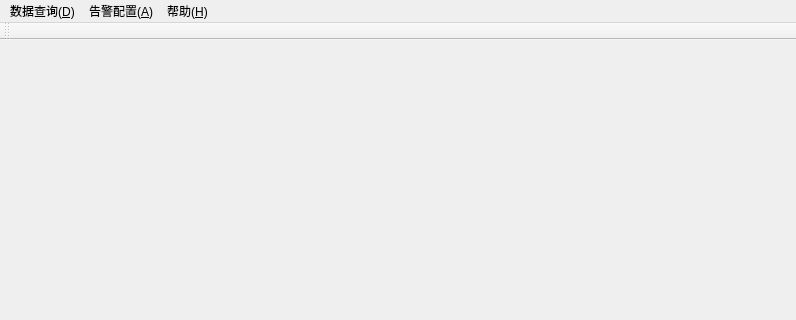
Before: the Qt Designer form mainwindow.ui in duguosheng/DataWatcher, drawn with Qt 5; both pictures show x 0 to 796 and y 0 to 320 of the 796 by 536 pixel window.
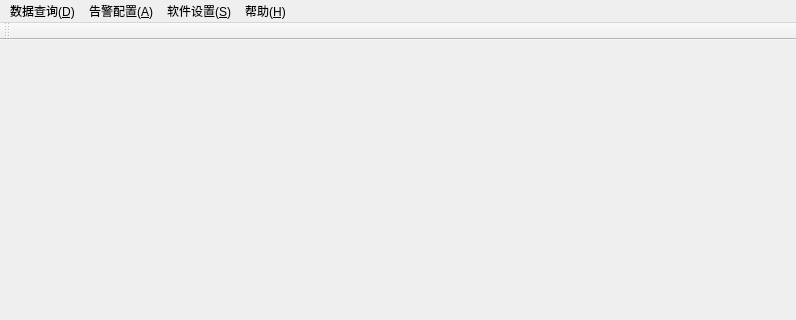
After: the same form once the commit is applied. Icons and pictures are not drawn.

Commit message: 添加了设置模块

What changed in the file:
```diff
--- a/mainwindow.ui
+++ b/mainwindow.ui
@@ -61,8 +61,16 @@
     <addaction name="action_L"/>
     <addaction name="action_S"/>
    </widget>
+   <widget class="QMenu" name="menu_S">
+    <property name="title">
+     <string>软件设置(&amp;S)</string>
+    </property>
+    <addaction name="action_P"/>
+    <addaction name="action_O"/>
+   </widget>
    <addaction name="menu_D"/>
    <addaction name="menu_A"/>
+   <addaction name="menu_S"/>
    <addaction name="menu_H"/>
   </widget>
   <widget class="QToolBar" name="toolBar">
```
Left out of the diff: 10 changed lines with no effect on the pictures. The commit also changes 16 other files.
